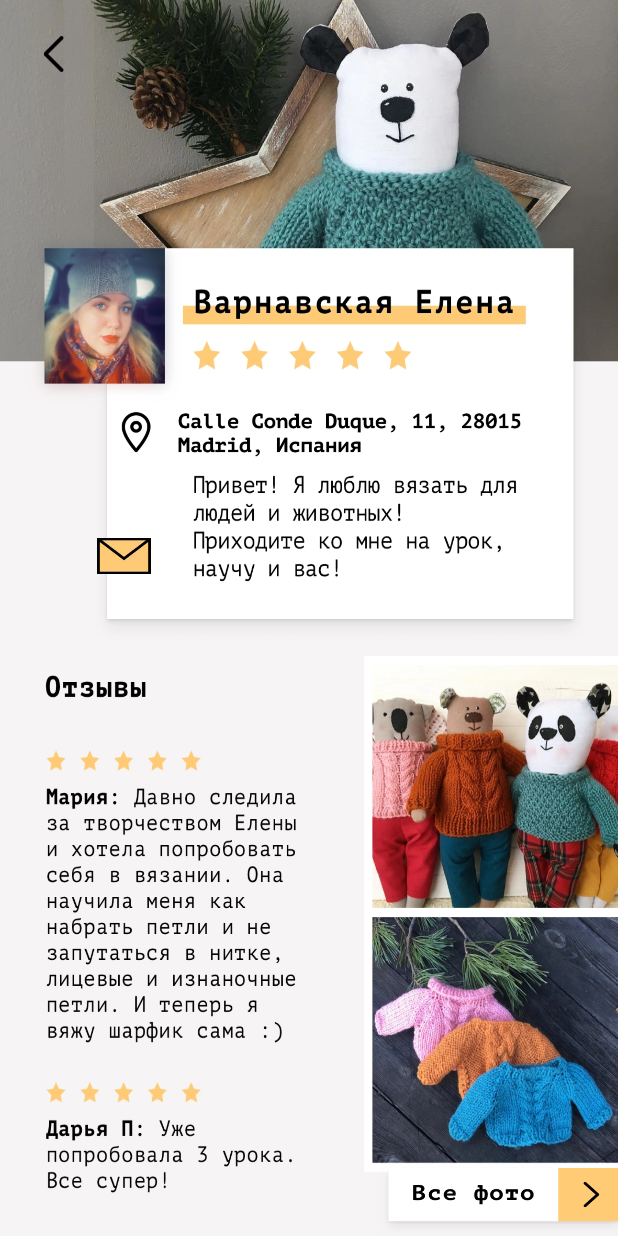
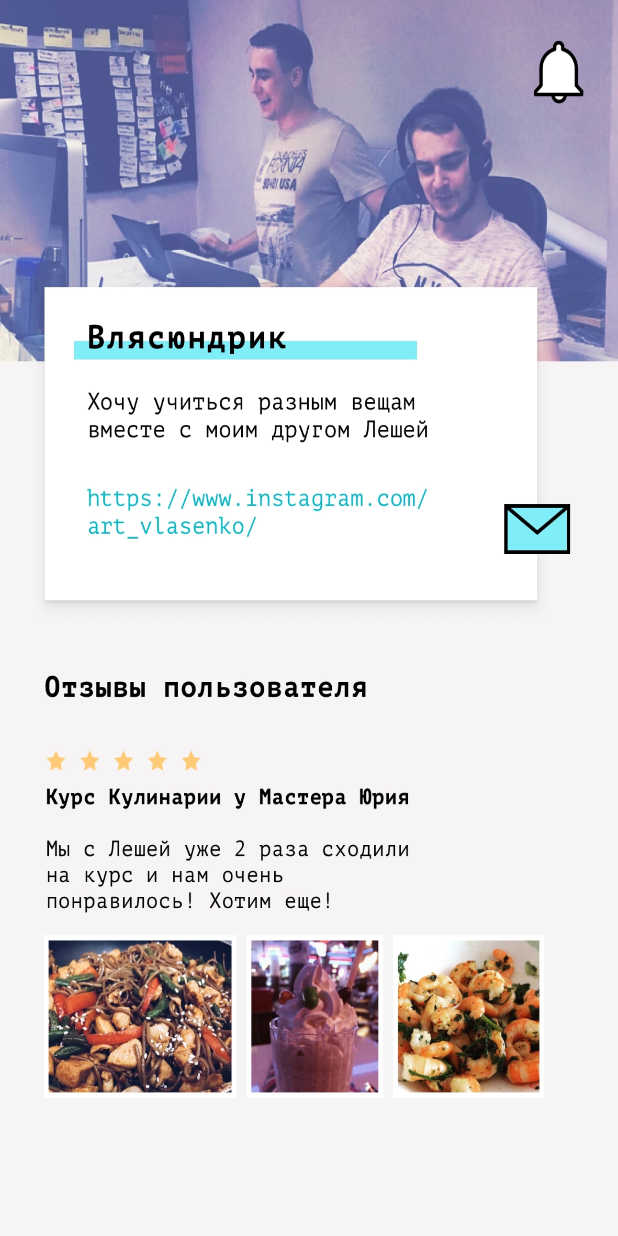
Before and after one commit to aLT22/CrafftGiraffe, an Android app: the ProfileActivity screen opened directly, with no data from a screen before it, on a phone screen of 412 x 824 dp. Run offline under Robolectric (Android 15) with nearby library versions, the phone set to English and light mode, and no system bars.

Commit message:
added user profile screen and small refactoring changes

```diff
--- a/app/src/main/AndroidManifest.xml
+++ b/app/src/main/AndroidManifest.xml
@@ -31,7 +31,7 @@
             android:theme="@style/FullScreenTheme">
         </activity>
         <activity
-            android:name=".ui.profile.ProfileActivity"
+            android:name=".ui.master.MasterActivity"
             android:theme="@style/FullScreenTheme">
         </activity>
         <activity
@@ -46,6 +46,10 @@
             android:name=".ui.login.LoginActivity"
             android:theme="@style/FullScreenTheme">
         </activity>
+        <activity
+            android:name=".ui.profile.ProfileActivity"
+            android:theme="@style/FullScreenTheme">
+        </activity>
     </application>
 
 </manifest>
--- a/app/src/main/java/mn/factory/crafftgiraffe/adapter/MastersAdapter.kt
+++ b/app/src/main/java/mn/factory/crafftgiraffe/adapter/MastersAdapter.kt
@@ -10,7 +10,7 @@ import android.widget.RatingBar
 import android.widget.TextView
 import mn.factory.crafftgiraffe.R
 import mn.factory.crafftgiraffe.data.model.Master
-import mn.factory.crafftgiraffe.ui.profile.ProfileActivity
+import mn.factory.crafftgiraffe.ui.master.MasterActivity
 import mn.factory.crafftgiraffe.utils.ext.setRegularFont
 import java.util.*
 
@@ -79,8 +79,8 @@ class MastersViewHolder(view: View)
     override fun onClick(v: View?) {
         when (adapterPosition) {
             0 -> {
-                val intent = Intent(v?.context, ProfileActivity::class.java)
-                intent.putExtra(ProfileActivity.KEY_EMAIL, "varnavskaya@factory.mn")
+                val intent = Intent(v?.context, MasterActivity::class.java)
+                intent.putExtra(MasterActivity.KEY_EMAIL, "varnavskaya@factory.mn")
 
                 v?.context?.startActivity(intent)
             }
--- a/app/src/main/java/mn/factory/crafftgiraffe/ui/login/LoginActivity.kt
+++ b/app/src/main/java/mn/factory/crafftgiraffe/ui/login/LoginActivity.kt
@@ -1,10 +1,11 @@
 package mn.factory.crafftgiraffe.ui.login
 
+import android.content.Intent
 import android.os.Bundle
 import android.support.v7.app.AppCompatActivity
-import android.widget.Toast
 import kotlinx.android.synthetic.main.activity_login.*
 import mn.factory.crafftgiraffe.R
+import mn.factory.crafftgiraffe.ui.profile.ProfileActivity
 
 class LoginActivity : AppCompatActivity() {
 
@@ -13,7 +14,7 @@ class LoginActivity : AppCompatActivity() {
         setContentView(R.layout.activity_login)
 
         enterToProfile.setOnClickListener {
-            Toast.makeText(this, "Go to Profile", Toast.LENGTH_SHORT).show()
+            startActivity(Intent(this, ProfileActivity::class.java))
         }
     }
 }
--- a/app/src/main/java/mn/factory/crafftgiraffe/ui/profile/ProfileActivity.kt
+++ b/app/src/main/java/mn/factory/crafftgiraffe/ui/profile/ProfileActivity.kt
@@ -1,56 +1,13 @@
 package mn.factory.crafftgiraffe.ui.profile
 
-import android.content.Intent
-import android.net.Uri
 import android.os.Bundle
 import android.support.v7.app.AppCompatActivity
-import kotlinx.android.synthetic.main.activity_profile.*
 import mn.factory.crafftgiraffe.R
-import mn.factory.crafftgiraffe.ui.photos.AllPhotosActivity
 
 class ProfileActivity : AppCompatActivity() {
 
     override fun onCreate(savedInstanceState: Bundle?) {
         super.onCreate(savedInstanceState)
         setContentView(R.layout.activity_profile)
-
-        setFonts()
-
-        allPhotos.setOnClickListener {
-            startActivity(Intent(this, AllPhotosActivity::class.java))
-        }
-
-        sendMail.setOnClickListener {
-            intent?.let {
-                val uri = Uri.parse("mailto:${it.getStringExtra(KEY_EMAIL)}").buildUpon().build()
-
-                val sendMailIntent = Intent(Intent.ACTION_SENDTO, uri)
-
-                startActivity(Intent.createChooser(sendMailIntent, "Send mail to ${it.getStringExtra(KEY_EMAIL)} via:"))
-            }
-        }
-
-        arrowBack.setOnClickListener {
-            onBackPressed()
-        }
-
-        address.setOnClickListener {
-            val intent = Intent(Intent.ACTION_VIEW, Uri.parse(ADDRESS))
-
-            startActivity(intent)
-        }
-    }
-
-    private fun setFonts() {
-
-    }
-
-    companion object {
-        const val TAG = "ProfileActivity"
-
-        const val KEY_EMAIL = "KEY_EMAIL"
-
-        private const val LOCATION = "Calle Conde Duque, 11, 28015, Madrid, Spain"
-        const val ADDRESS = "http://maps.google.co.in/maps?q=$LOCATION"
     }
 }
--- a/app/src/main/res/layout/activity_profile.xml
+++ b/app/src/main/res/layout/activity_profile.xml
@@ -5,66 +5,17 @@
     xmlns:tools="http://schemas.android.com/tools"
     android:layout_width="match_parent"
     android:layout_height="match_parent"
-    android:background="@drawable/profile"
     tools:context=".ui.profile.ProfileActivity">
 
     <ImageView
-        android:id="@+id/allPhotos"
-        android:layout_width="160dp"
-        android:layout_height="48dp"
+        android:id="@+id/userProfile"
+        android:layout_width="0dp"
+        android:layout_height="0dp"
         android:scaleType="fitXY"
-        android:src="@drawable/all_photos"
+        android:src="@drawable/profile"
         app:layout_constraintBottom_toBottomOf="parent"
-        app:layout_constraintRight_toRightOf="parent"/>
-
-    <android.support.constraint.Guideline
-        android:id="@+id/horizontalFourtyFiveGuideline"
-        android:layout_width="wrap_content"
-        android:layout_height="wrap_content"
-        android:orientation="horizontal"
-        app:layout_constraintGuide_percent="0.45"/>
-
-    <android.support.constraint.Guideline
-        android:id="@+id/verticalTwentyGuideline"
-        android:layout_width="wrap_content"
-        android:layout_height="wrap_content"
-        android:orientation="vertical"
-        app:layout_constraintGuide_percent="0.2"/>
-
-    <ImageView
-        android:id="@+id/sendMail"
-        android:layout_width="36dp"
-        android:layout_height="36dp"
-        android:src="@drawable/sent"
-        app:layout_constraintBottom_toTopOf="@id/horizontalFourtyFiveGuideline"
-        app:layout_constraintLeft_toLeftOf="@id/verticalTwentyGuideline"
-        app:layout_constraintRight_toRightOf="@+id/verticalTwentyGuideline"
-        app:layout_constraintTop_toBottomOf="@id/horizontalFourtyFiveGuideline"/>
-
-    <ImageView
-        android:id="@+id/arrowBack"
-        android:layout_width="24dp"
-        android:layout_height="24dp"
-        android:layout_margin="24dp"
-        android:src="@drawable/arrow_back"
         app:layout_constraintLeft_toLeftOf="parent"
+        app:layout_constraintRight_toRightOf="parent"
         app:layout_constraintTop_toTopOf="parent"/>
 
-    <android.support.constraint.Guideline
-        android:id="@+id/horizontalThirtyFiveGuideline"
-        android:layout_width="wrap_content"
-        android:layout_height="wrap_content"
-        android:orientation="horizontal"
-        app:layout_constraintGuide_percent="0.35"/>
-
-    <ImageView
-        android:id="@+id/address"
-        android:layout_width="272dp"
-        android:layout_height="32dp"
-        android:layout_marginLeft="78dp"
-        android:src="@drawable/address"
-        app:layout_constraintBottom_toBottomOf="@id/horizontalThirtyFiveGuideline"
-        app:layout_constraintLeft_toLeftOf="parent"
-        app:layout_constraintTop_toTopOf="@id/horizontalThirtyFiveGuideline"/>
-
 </android.support.constraint.ConstraintLayout>
```
Also changed, not shown: app/src/main/java/mn/factory/crafftgiraffe/ui/master/MasterActivity.kt (added, +56 -0 lines), app/src/main/res/layout/activity_master.xml (added, +70 -0 lines), app/src/main/res/drawable/master_profile.webp (added), app/src/main/res/drawable/profile.webp.
